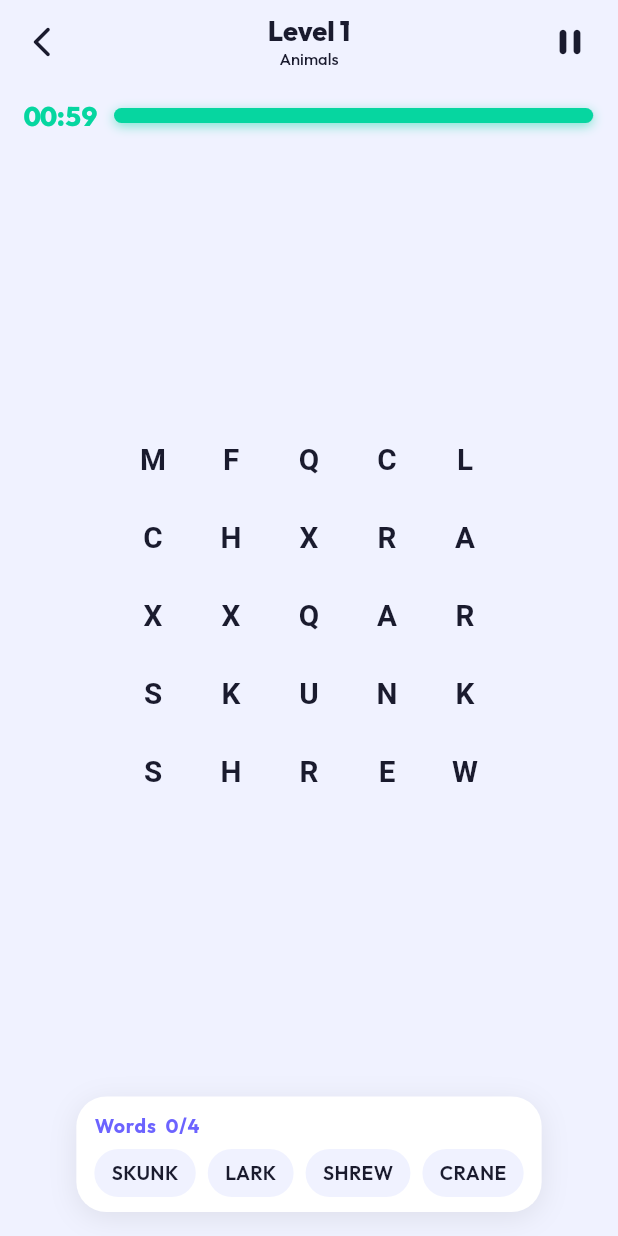
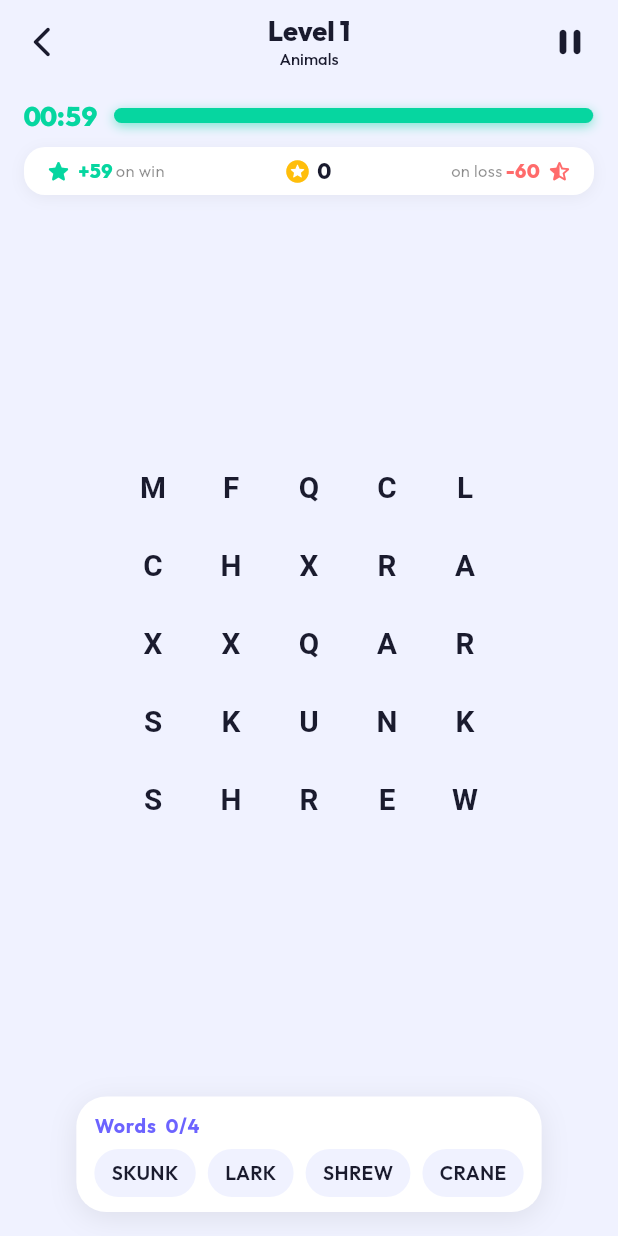
Before and after one commit to boradhruvajyoti/word-search-puzzle-flutter, a Flutter app: the screen it shows after launch, after a tap on "Play", on a phone screen of 412 x 824 dp. Run offline on Flutter 3.47's test engine with Material 3 defaults, Android fonts, the phone set to English and light mode, and no system bars; our stand-ins replace google_fonts, shared_preferences.

Commit message:
Display live star reward (+seconds left), total stars balance, and failure deduction penalty in GameScreen HUD

```diff
--- a/lib/screens/game_screen.dart
+++ b/lib/screens/game_screen.dart
@@ -96,7 +96,10 @@ class _GameScreenState extends State<GameScreen> {
               const SizedBox(height: 8),
               // Timer bar
               const TimerBar(),
-              const SizedBox(height: 12),
+              const SizedBox(height: 8),
+              // Star reward & penalty info bar
+              const _StarInfoBar(),
+              const SizedBox(height: 10),
               // Pause overlay
               if (game.status == GameStatus.paused)
                 _PauseOverlay(onResume: game.resume)
@@ -161,6 +164,103 @@ class _GameScreenState extends State<GameScreen> {
   }
 }
 
+class _StarInfoBar extends StatelessWidget {
+  const _StarInfoBar();
+
+  @override
+  Widget build(BuildContext context) {
+    final game = context.watch<GameProvider>();
+    final progress = context.watch<ProgressProvider>();
+    final isDark = Theme.of(context).brightness == Brightness.dark;
+    final reward = game.timeRemaining;
+    final penalty = game.config?.timeLimit ?? 0;
+
+    return Container(
+      padding: const EdgeInsets.symmetric(horizontal: 14, vertical: 6),
+      decoration: BoxDecoration(
+        color: isDark ? const Color(0xFF1A1B2E) : const Color(0xFFFFFFFF),
+        borderRadius: BorderRadius.circular(14),
+        boxShadow: [
+          BoxShadow(
+            color: Colors.black.withValues(alpha: 0.05),
+            blurRadius: 8,
+            offset: const Offset(0, 2),
+          ),
+        ],
+      ),
+      child: Row(
+        mainAxisAlignment: MainAxisAlignment.spaceBetween,
+        children: [
+          // Win Reward
+          Row(
+            mainAxisSize: MainAxisSize.min,
+            children: [
+              const Icon(Icons.star_rounded, color: Color(0xFF06D6A0), size: 18),
+              const SizedBox(width: 4),
+              Text(
+                '+$reward',
+                style: const TextStyle(
+                  fontSize: 13,
+                  fontWeight: FontWeight.w800,
+                  color: Color(0xFF06D6A0),
+                ),
+              ),
+              const SizedBox(width: 2),
+              Text(
+                'on win',
+                style: TextStyle(
+                  fontSize: 11,
+                  color: isDark ? Colors.white54 : Colors.black45,
+                ),
+              ),
+            ],
+          ),
+          // Total Stars
+          Row(
+            mainAxisSize: MainAxisSize.min,
+            children: [
+              const Icon(Icons.stars_rounded, color: Color(0xFFFFBE0B), size: 18),
+              const SizedBox(width: 4),
+              Text(
+                '${progress.totalStars}',
+                style: TextStyle(
+                  fontSize: 14,
+                  fontWeight: FontWeight.w800,
+                  color: isDark ? const Color(0xFFE8E9FF) : const Color(0xFF1A1B2E),
+                ),
+              ),
+            ],
+          ),
+          // Fail Penalty
+          Row(
+            mainAxisSize: MainAxisSize.min,
+            children: [
+              Text(
+                'on loss',
+                style: TextStyle(
+                  fontSize: 11,
+                  color: isDark ? Colors.white54 : Colors.black45,
+                ),
+              ),
+              const SizedBox(width: 2),
+              Text(
+                '-$penalty',
+                style: const TextStyle(
+                  fontSize: 13,
+                  fontWeight: FontWeight.w800,
+                  color: Color(0xFFFF6B6B),
+                ),
+              ),
+              const SizedBox(width: 4),
+              const Icon(Icons.star_half_rounded, color: Color(0xFFFF6B6B), size: 18),
+            ],
+          ),
+        ],
+      ),
+    );
+  }
+}
+
 class _PauseOverlay extends StatelessWidget {
   final VoidCallback onResume;
 
```
